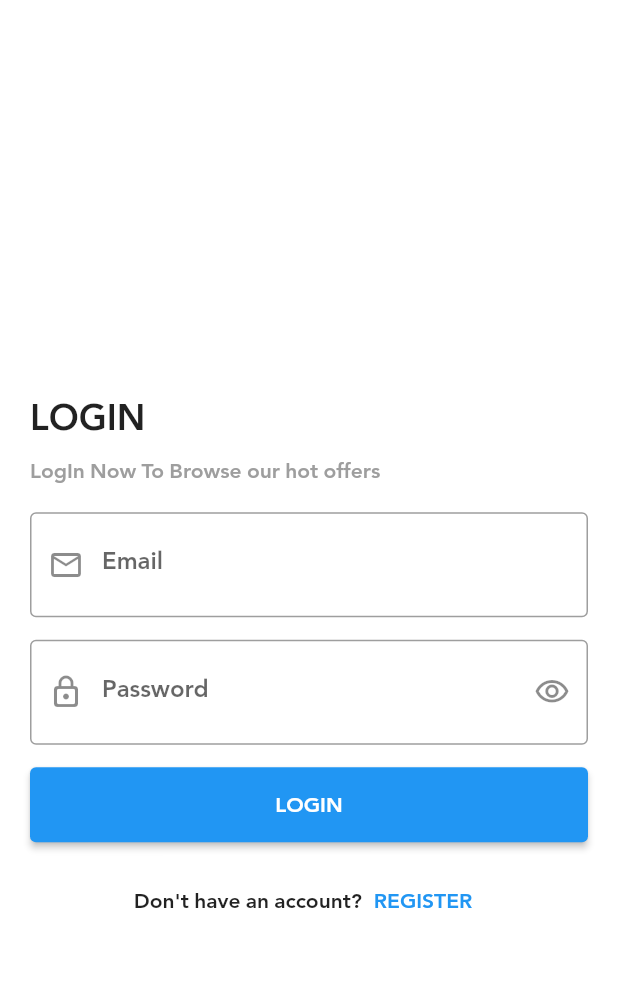
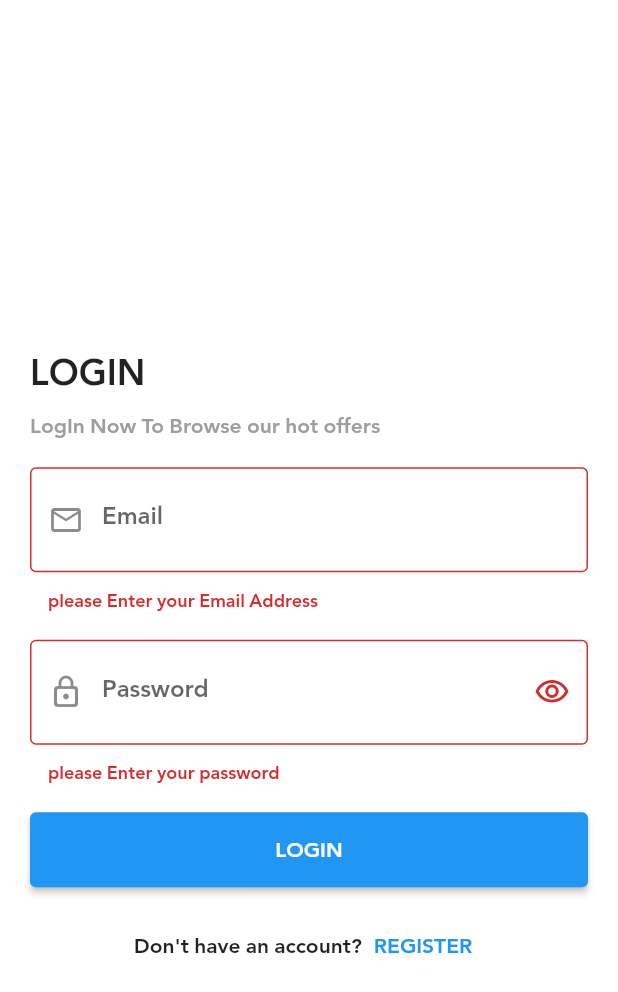
Before and after one commit to ahmedTarek72/shop_app, a Flutter app: the screen it shows after launch, after a tap on the "arrow forward ios" icon, after a tap on "SKIP", on a phone screen of 412 x 824 dp. Shown: the top 992 px of the screen. Run offline on Flutter 3.47's test engine with Material 2 defaults, Android fonts, the phone set to English and light mode, and no system bars; our stand-ins replace bloc, conditional_builder_null_safety, dio, flutter_bloc, smooth_page_indicator.

Commit message:
New Commit

```diff
--- a/lib/layout/login/cubit/log_in_cubit.dart
+++ b/lib/layout/login/cubit/log_in_cubit.dart
@@ -1,6 +1,8 @@
 import 'package:bloc/bloc.dart';
 import 'package:flutter_bloc/flutter_bloc.dart';
 import 'package:meta/meta.dart';
+import 'package:shop_app/network/end_points.dart';
+import 'package:shop_app/network/remote/dio_helper.dart';
 
 part 'log_in_states.dart';
 
@@ -13,4 +15,19 @@ class LogInCubit extends Cubit<LogInStates> {
      isPassword = !isPassword;
      emit(IsObscurePasswordState());
   }
+  void userLogIn({
+  required String email,
+    required String password,
+}){
+    emit(LoginLoadingState());
+    AppDio.postData(url: LOGIN, data: {
+      "email":email,
+      "password":password,
+    }).then((value) {
+      print(value?.data);
+      emit(LoginSuccessState());
+    }).catchError((error){
+      emit(LoginErrorState(error.toString()));
+    });
+  }
 }
--- a/lib/layout/login/login_screen.dart
+++ b/lib/layout/login/login_screen.dart
@@ -1,3 +1,4 @@
+import 'package:conditional_builder_null_safety/conditional_builder_null_safety.dart';
 import 'package:flutter/material.dart';
 import 'package:flutter_bloc/flutter_bloc.dart';
 import 'package:shop_app/layout/login/cubit/log_in_cubit.dart';
@@ -36,72 +37,88 @@ class LogIn extends StatelessWidget {
                               .bodyText1
                               ?.copyWith(color: Colors.grey),
                         ),
-                        SizedBox(
+                        const SizedBox(
                           height: 15,
                         ),
                         TextFormField(
+                          autovalidateMode: AutovalidateMode.always,
                           keyboardType: TextInputType.emailAddress,
                           validator: (value) {
                             if (value!.isEmpty) {
                               return "please Enter your Email Address";
                             }
+
+                            return null;
                           },
                           controller: emailController,
-                          decoration: InputDecoration(
+                          decoration: const InputDecoration(
                               labelText: "Email",
                               prefixIcon: Icon(Icons.email_outlined),
                               border: OutlineInputBorder()),
                         ),
-                        SizedBox(
+                        const SizedBox(
                           height: 15,
                         ),
                         TextFormField(
+                          autovalidateMode: AutovalidateMode.always,
                           keyboardType: TextInputType.visiblePassword,
                           validator: (value) {
                             if (value!.isEmpty) {
                               return "please Enter your password";
                             }
+                            return null;
                           },
                           obscureText: LogInCubit.get(context).isPassword,
                           controller: passwordController,
                           decoration: InputDecoration(
                               labelText: "Password",
-                              prefixIcon: Icon(Icons.lock_outline_rounded),
+                              prefixIcon:
+                                  const Icon(Icons.lock_outline_rounded),
                               suffixIcon: IconButton(
                                 icon: LogInCubit.get(context).isPassword
-                                    ? Icon(Icons.visibility_off_outlined)
-                                    : Icon(Icons.visibility_outlined),
+                                    ? const Icon(Icons.visibility_off_outlined)
+                                    : const Icon(Icons.visibility_outlined),
                                 onPressed: () {
                                   LogInCubit.get(context).changeObscure();
                                 },
                               ),
-                              border: OutlineInputBorder()),
+                              border: const OutlineInputBorder()),
+                        ),
+                        const SizedBox(
+                          height: 15,
                         ),
                         SizedBox(
-                          height: 15,
-                        ),
-                        Container(
                           width: double.infinity,
                           height: 50,
-                          child: ElevatedButton(
-                              onPressed: () {
-                                if (formKey.currentState!.validate()) {}
-                              },
-                              child: Text("LOGIN")),
+                          child: ConditionalBuilder(
+                            condition: state is! LoginLoadingState,
+                            builder: (context) => ElevatedButton(
+                                onPressed: () {
+                                  if (formKey.currentState!.validate()) {
+                                    LogInCubit.get(context).userLogIn(
+                                        email: emailController.text,
+                                        password: passwordController.text);
+                                  }
+                                },
+                                child: const Text("LOGIN")),
+                            fallback: (context) =>
+                                Center(child: CircularProgressIndicator()),
+                          ),
                         ),
-                        SizedBox(
+                        const SizedBox(
                           height: 15,
                         ),
                         Row(
                           mainAxisAlignment: MainAxisAlignment.center,
                           children: [
-                            Text("Don\'t have an account?"),
+                            const Text("Don\'t have an account?"),
                             TextButton(
                                 onPressed: () {
                                   Navigator.push(
                                       context,
                                       MaterialPageRoute(
-                                        builder: (context) => RegisterScreen(),
+                                        builder: (context) =>
+                                            const RegisterScreen(),
                                       ));
                                 },
                                 child: Text("register".toUpperCase()))
--- a/lib/main.dart
+++ b/lib/main.dart
@@ -1,8 +1,18 @@
 import 'package:flutter/material.dart';
 import 'package:flutter/services.dart';
 import 'package:shop_app/layout/page_view/shop_page_view.dart';
+import 'package:shop_app/network/remote/dio_helper.dart';
 
 void main() {
+  ErrorWidget.builder = (FlutterErrorDetails details) => Material(color: Colors.green.shade200,
+  child: Center(
+    child: Text(details.exception.toString(),
+    style: const TextStyle(color: Colors.white,
+    fontWeight: FontWeight.bold,fontSize: 20),),
+
+  ),
+  );
+  AppDio.init();
   runApp(const MyApp());
 }
 
--- /dev/null
+++ b/lib/network/end_points.dart
@@ -0,0 +1 @@
+const LOGIN = "login";
--- /dev/null
+++ b/lib/network/remote/dio_helper.dart
@@ -0,0 +1,24 @@
+import 'package:dio/dio.dart';
+
+class AppDio {
+  static Dio? dio;
+  static void init() {
+    dio = Dio(BaseOptions(
+
+      baseUrl: "https://student.valuxapps.com/api/",
+      receiveDataWhenStatusError: true,
+      headers: {
+        "lang":"ar",
+        "Content-Type":"application/json",
+      },
+    ));
+  }
+
+  static Future<Response?> postData({
+    required String url,
+    Map<String, dynamic>? query,
+    required Map<String, dynamic> data,
+  }) async {
+   return dio?.post(url,queryParameters: query,data: data);
+  }
+}
--- a/pubspec.yaml
+++ b/pubspec.yaml
@@ -40,6 +40,8 @@ dependencies:
   smooth_page_indicator: ^1.0.0+2
   flutter_bloc: ^8.1.1
   bloc: ^8.1.0
+  dio: ^4.0.6
+  conditional_builder_null_safety: ^0.0.6
 
 dev_dependencies:
   flutter_test:
```
Also changed, not shown: pubspec.lock.
